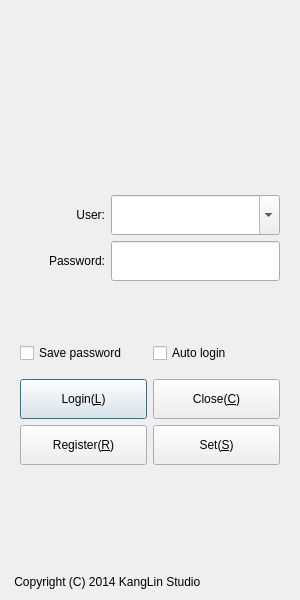
Above: Widgets/FrmLogin/FrmLogin.ui from KangLin/RabbitIm before the change. Below: the same form after it.
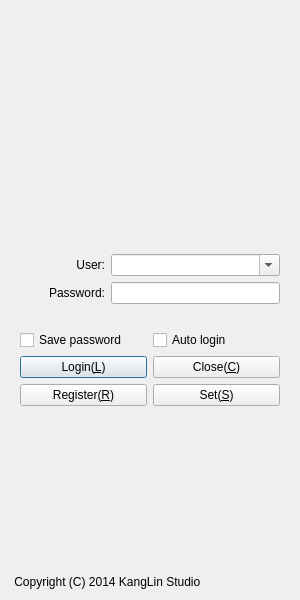
That is the form after the change. Icons and pictures are not drawn.

Commit message: 修改选项对话框

The edit to the form file:
```diff
--- a/Widgets/FrmLogin/FrmLogin.ui
+++ b/Widgets/FrmLogin/FrmLogin.ui
@@ -60,13 +60,13 @@
      <property name="minimumSize">
       <size>
        <width>0</width>
-       <height>323</height>
+       <height>0</height>
       </size>
      </property>
      <property name="maximumSize">
       <size>
        <width>16777215</width>
-       <height>380</height>
+       <height>16777215</height>
       </size>
      </property>
      <layout class="QGridLayout" name="gridLayout">
@@ -169,13 +169,13 @@
           <property name="minimumSize">
            <size>
             <width>0</width>
-            <height>40</height>
+            <height>0</height>
            </size>
           </property>
           <property name="maximumSize">
            <size>
             <width>16777215</width>
-            <height>40</height>
+            <height>16777215</height>
            </size>
           </property>
           <property name="text">
@@ -197,18 +197,21 @@
           <property name="minimumSize">
            <size>
             <width>0</width>
-            <height>40</height>
+            <height>0</height>
            </size>
           </property>
           <property name="maximumSize">
            <size>
             <width>16777215</width>
-            <height>40</height>
+            <height>16777215</height>
            </size>
           </property>
           <property name="editable">
            <bool>true</bool>
           </property>
+          <property name="frame">
+           <bool>true</bool>
+          </property>
          </widget>
         </item>
        </layout>
@@ -226,13 +229,13 @@
           <property name="minimumSize">
            <size>
             <width>0</width>
-            <height>40</height>
+            <height>0</height>
            </size>
           </property>
           <property name="maximumSize">
            <size>
             <width>16777215</width>
-            <height>40</height>
+            <height>16777215</height>
            </size>
           </property>
           <property name="text">
@@ -254,13 +257,13 @@
           <property name="minimumSize">
            <size>
             <width>0</width>
-            <height>40</height>
+            <height>0</height>
            </size>
           </property>
           <property name="maximumSize">
            <size>
             <width>16777215</width>
-            <height>40</height>
+            <height>16777215</height>
            </size>
           </property>
           <property name="echoMode">
@@ -283,14 +286,14 @@
         </property>
         <property name="minimumSize">
          <size>
-          <width>50</width>
-          <height>40</height>
+          <width>0</width>
+          <height>0</height>
          </size>
         </property>
         <property name="maximumSize">
          <size>
           <width>16777215</width>
-          <height>40</height>
+          <height>16777215</height>
          </size>
         </property>
         <property name="text">
@@ -313,14 +316,14 @@
           </property>
           <property name="minimumSize">
            <size>
-            <width>90</width>
-            <height>40</height>
+            <width>0</width>
+            <height>0</height>
            </size>
           </property>
           <property name="maximumSize">
            <size>
             <width>16777215</width>
-            <height>40</height>
+            <height>16777215</height>
            </size>
           </property>
           <property name="text">
@@ -338,14 +341,14 @@
           </property>
           <property name="minimumSize">
            <size>
-            <width>90</width>
-            <height>40</height>
+            <width>0</width>
+            <height>0</height>
            </size>
           </property>
           <property name="maximumSize">
            <size>
             <width>16777215</width>
-            <height>40</height>
+            <height>16777215</height>
            </size>
           </property>
           <property name="text">
@@ -367,14 +370,14 @@
           </property>
           <property name="minimumSize">
            <size>
-            <width>80</width>
-            <height>40</height>
+            <width>0</width>
+            <height>0</height>
            </size>
           </property>
           <property name="maximumSize">
            <size>
             <width>16777215</width>
-            <height>40</height>
+            <height>16777215</height>
            </size>
           </property>
           <property name="toolTip">
@@ -405,14 +408,14 @@
           </property>
           <property name="minimumSize">
            <size>
-            <width>80</width>
-            <height>40</height>
+            <width>0</width>
+            <height>0</height>
            </size>
           </property>
           <property name="maximumSize">
            <size>
             <width>16777215</width>
-            <height>40</height>
+            <height>16777215</height>
            </size>
           </property>
           <property name="toolTip">
@@ -447,14 +450,14 @@
           </property>
           <property name="minimumSize">
            <size>
-            <width>80</width>
-            <height>40</height>
+            <width>0</width>
+            <height>0</height>
            </size>
           </property>
           <property name="maximumSize">
            <size>
-            <width>1677251</width>
-            <height>40</height>
+            <width>16777215</width>
+            <height>16777215</height>
            </size>
           </property>
           <property name="toolTip">
@@ -485,14 +488,14 @@
           </property>
           <property name="minimumSize">
            <size>
-            <width>80</width>
-            <height>40</height>
+            <width>0</width>
+            <height>0</height>
            </size>
           </property>
           <property name="maximumSize">
            <size>
             <width>16777215</width>
-            <height>40</height>
+            <height>16777215</height>
            </size>
           </property>
           <property name="toolTip">
```
Left out of the diff: 26 changed lines with no effect on the pictures. The commit also changes 5 other files.
